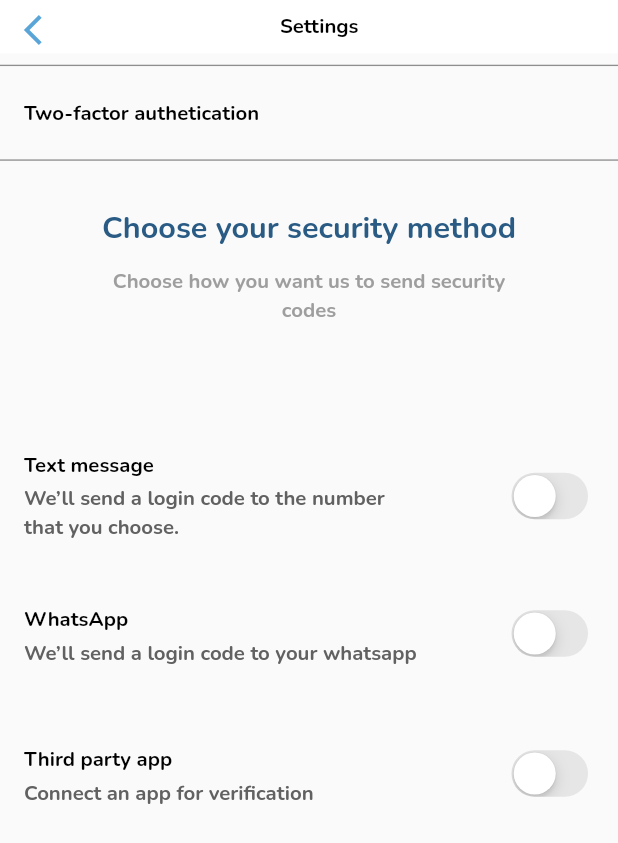
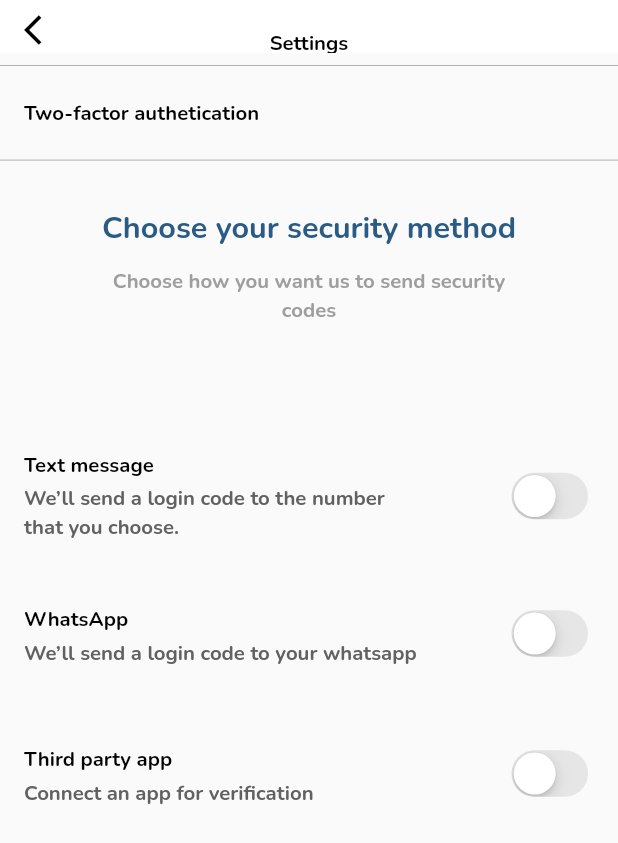
Before and after one commit to MaxTrent/chatbeeper-mobile, a Flutter app: the SettingsPage screen opened by its route, after a tap on "Two-factor Authenticator", on a phone screen of 412 x 824 dp. Shown: the top 843 px of the screen. Run offline on Flutter 3.47's test engine with Material 2 defaults, Android fonts, the phone set to English and light mode, and no system bars; our stand-ins replace carousel_slider, country_code_picker, datetime_picker_formfield, dotted_border, expandable, flutter_iconly and 9 more; project files that could hold a hidden picture were left out.

Commit message:
Update chatbeeper mobile

```diff
--- a/lib/Screens/colllection/contact_info.dart
+++ b/lib/Screens/colllection/contact_info.dart
@@ -47,7 +47,7 @@ class _ContactInfoState extends State<ContactInfo> {
         children: [
           Divider(
             color: Color(0xff8E8E8E),
-          thickness: 1.h,
+          thickness: 0.5.h,
           ),
           ListTile(
             dense: true,
@@ -60,7 +60,7 @@ class _ContactInfoState extends State<ContactInfo> {
             ),
           ),
           Divider(
-          thickness: 1.h,
+          thickness: 0.5.h,
             color:  Color(0xff8E8E8E),
           ),
           ListTile(
--- a/lib/Screens/colllection/deactivate_account.dart
+++ b/lib/Screens/colllection/deactivate_account.dart
@@ -48,7 +48,7 @@ class _DeactivateAccountState extends State<DeactivateAccount> {
             crossAxisAlignment: CrossAxisAlignment.center,
             children: [
               Divider(
-              thickness: 1.h,
+              thickness: 0.5.h,
                 color: Color(0xff8E8E8E),
               ),
               ListTile(
@@ -63,7 +63,7 @@ class _DeactivateAccountState extends State<DeactivateAccount> {
               ),
               Divider(
                 height: 16.h,
-              thickness: 1.h,
+              thickness: 0.5.h,
                 color: Color(0xff8E8E8E),
               ),
               SizedBox(
--- a/lib/Screens/colllection/identity_confirmation.dart
+++ b/lib/Screens/colllection/identity_confirmation.dart
@@ -49,7 +49,7 @@ class _IdentityConfirmationState extends State<IdentityConfirmation> {
             crossAxisAlignment: CrossAxisAlignment.start,
             children: [
               Divider(
-              thickness: 1.h,
+              thickness: 0.5.h,
                 color: Color(0xff8E8E8E),
               ),
               ListTile(
@@ -64,7 +64,7 @@ class _IdentityConfirmationState extends State<IdentityConfirmation> {
               ),
               Divider(
                 height: 16.h,
-              thickness: 1.h,
+              thickness: 0.5.h,
                 color: Color(0xff8E8E8E),
               ),
               SizedBox(
--- a/lib/Screens/colllection/identity_verified.dart
+++ b/lib/Screens/colllection/identity_verified.dart
@@ -47,7 +47,7 @@ class _IdentityVerifiedState extends State<IdentityVerified> {
             crossAxisAlignment: CrossAxisAlignment.start,
             children: [
               Divider(
-              thickness: 1.h,
+              thickness: 0.5.h,
                 color: Color(0xff8E8E8E),
               ),
               ListTile(
@@ -62,7 +62,7 @@ class _IdentityVerifiedState extends State<IdentityVerified> {
               ),
               Divider(
                 height: 16.h,
-              thickness: 1.h,
+              thickness: 0.5.h,
                 color: Color(0xff8E8E8E),
               ),
               SizedBox(
--- a/lib/Screens/colllection/password_change.dart
+++ b/lib/Screens/colllection/password_change.dart
@@ -50,7 +50,7 @@ class _PasswordChangeState extends State<PasswordChange> {
             crossAxisAlignment: CrossAxisAlignment.start,
             children: [
               Divider(
-                thickness: 1.h,
+                thickness: 0.5.h,
                 color: Color(0xff8E8E8E),
               ),
               ListTile(
--- a/lib/Screens/colllection/settings_page.dart
+++ b/lib/Screens/colllection/settings_page.dart
@@ -77,7 +77,9 @@ class _SettingsPageState extends State<SettingsPage> {
       body: SingleChildScrollView(
         child: Column(
           children: [
-            ListTile(
+            Padding(
+              padding: EdgeInsets.only(top: 10.0.w),
+              child: ListTile(
                 dense: true,
                 title: Row(
                   children: [
@@ -96,8 +98,9 @@ class _SettingsPageState extends State<SettingsPage> {
                 ),
                 onTap: null,
               ),
+            ),
             Divider(
-              thickness: 1.h,
+              thickness: 0.5.h,
               color: Color(0xff8E8E8E),
             ),
             ListTile(
@@ -146,7 +149,9 @@ class _SettingsPageState extends State<SettingsPage> {
               onTap: () => Navigator.push(context,
                   MaterialPageRoute(builder: (context) => const DeactivateAccount())),
             ),
-            ListTile(
+            Padding(
+              padding: EdgeInsets.only(top: 5.0.w),
+              child: ListTile(
                 dense: true,
                 title: Row(
                   children: [
@@ -165,8 +170,9 @@ class _SettingsPageState extends State<SettingsPage> {
                 ),
                 onTap: null,
               ),
+            ),//security
             Divider(
-              thickness: 1.h,
+              thickness: 0.5.h,
               color: Color(0xff8E8E8E),
             ),
             ListTile(
@@ -250,7 +256,7 @@ class _SettingsPageState extends State<SettingsPage> {
               onTap: null,
             ),
             Divider(
-              thickness: 1.h,
+              thickness: 0.5.h,
               color: Color(0xff8E8E8E),
             ),
             ListTile(
@@ -286,7 +292,7 @@ class _SettingsPageState extends State<SettingsPage> {
               ),
             ),
             Divider(
-              thickness: 1.h,
+              thickness: 0.5.h,
               color: Color(0xff8E8E8E),
             ),
             ListTile(
--- a/lib/Screens/colllection/two_fact_auth.dart
+++ b/lib/Screens/colllection/two_fact_auth.dart
@@ -35,26 +35,28 @@ class _TwoFactAuthState extends State<TwoFactAuth> {
         toolbarHeight: 40.h,
         elevation: 0.h,
         leading: IconButton(
-            icon: Icon(
-              Icons.arrow_back_ios,
-              color: Theme.of(context).appBarTheme.iconTheme!.color,
-            ),
-            onPressed: () => Navigator.pop(context)),
-        title: Padding(
-          padding: EdgeInsets.only(left: 135.0.w),
+          icon: Icon(
+            Icons.arrow_back_ios,
+            color: darkModeOn == true ? Colors.white : Colors.black,
+          ),
+          onPressed: () => Navigator.pop(context),
+        ),
+        title:  Padding(
+          padding: EdgeInsets.only(top: 25.0.h),
           child: Text('Settings',
               style: Theme.of(context)
                   .primaryTextTheme
                   .headline4!
                   .copyWith(fontSize: 16.sp)),
         ),
+        centerTitle: true,
       ),
       body: SingleChildScrollView(
         child: Column(
           crossAxisAlignment: CrossAxisAlignment.center,
           children: [
             Divider(
-              thickness: 1.h,
+              thickness: 0.5.h,
               color: Color(0xff8E8E8E),
             ),
             ListTile(
@@ -69,7 +71,7 @@ class _TwoFactAuthState extends State<TwoFactAuth> {
             ),
             Divider(
               height: 16.h,
-              thickness: 1.h,
+              thickness: 0.5.h,
               color: Color(0xff8E8E8E),
             ),
             SizedBox(
```
Also changed, not shown: lib/Screens/colllection/login_activity.dart (+5 -4 lines). Lines whose indentation alone changed are shown as unchanged.
